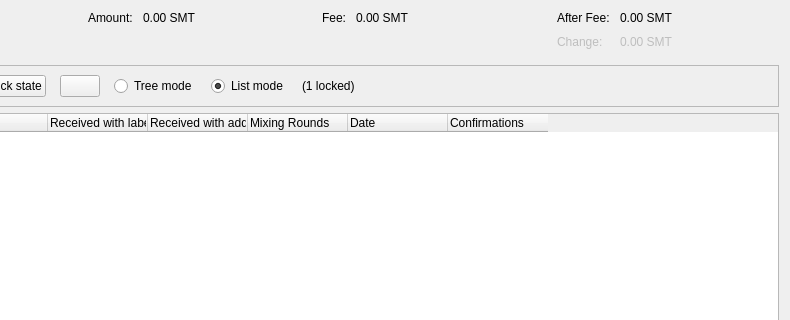
Qt form src/qt/forms/coincontroldialog.ui (Korsh-Dev/Korsh-Code-Mainnet) before a commit; both pictures show x 164 to 954 and y 0 to 320 of the 954 by 500 pixel window.
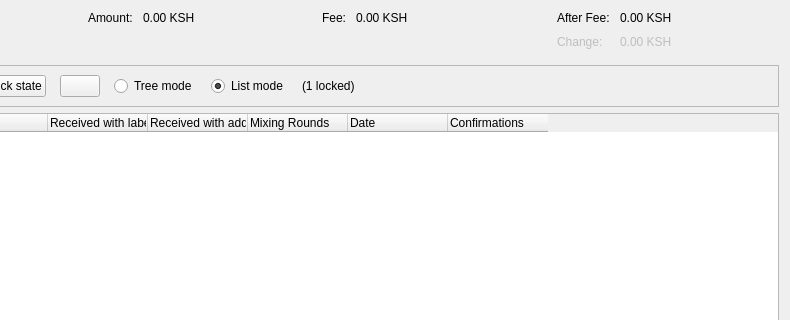
The same form after that commit. Custom widgets are drawn as their Qt base class.

The edit to the form file:
```diff
--- a/src/qt/forms/coincontroldialog.ui
+++ b/src/qt/forms/coincontroldialog.ui
@@ -117,7 +117,7 @@
           <enum>Qt::ActionsContextMenu</enum>
          </property>
          <property name="text">
-          <string notr="true">0.00 SMT</string>
+          <string notr="true">0.00 KSH</string>
          </property>
          <property name="textInteractionFlags">
           <set>Qt::LinksAccessibleByMouse|Qt::TextSelectableByKeyboard|Qt::TextSelectableByMouse</set>
@@ -156,7 +156,7 @@
           <enum>Qt::ActionsContextMenu</enum>
          </property>
          <property name="text">
-          <string notr="true">0.00 SMT</string>
+          <string notr="true">0.00 KSH</string>
          </property>
          <property name="textInteractionFlags">
           <set>Qt::LinksAccessibleByMouse|Qt::TextSelectableByKeyboard|Qt::TextSelectableByMouse</set>
@@ -198,7 +198,7 @@
           <enum>Qt::ActionsContextMenu</enum>
          </property>
          <property name="text">
-          <string notr="true">0.00 SMT</string>
+          <string notr="true">0.00 KSH</string>
          </property>
          <property name="textInteractionFlags">
           <set>Qt::LinksAccessibleByMouse|Qt::TextSelectableByKeyboard|Qt::TextSelectableByMouse</set>
@@ -227,7 +227,7 @@
           <enum>Qt::ActionsContextMenu</enum>
          </property>
          <property name="text">
-          <string notr="true">0.00 SMT</string>
+          <string notr="true">0.00 KSH</string>
          </property>
          <property name="textInteractionFlags">
           <set>Qt::LinksAccessibleByMouse|Qt::TextSelectableByKeyboard|Qt::TextSelectableByMouse</set>
```
